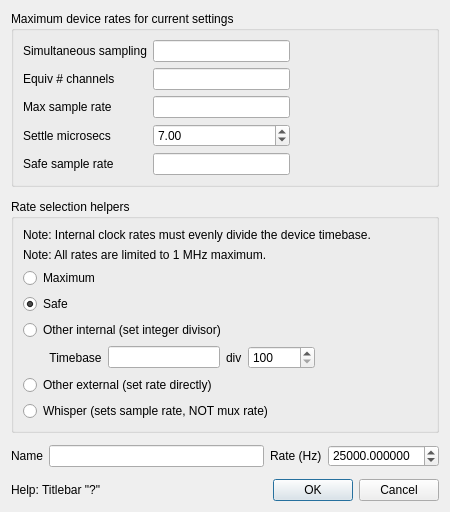
This is Forms/NISourceDlg.ui in billkarsh/SpikeGLX as Qt 5 draws it before an edit. The edited form follows.
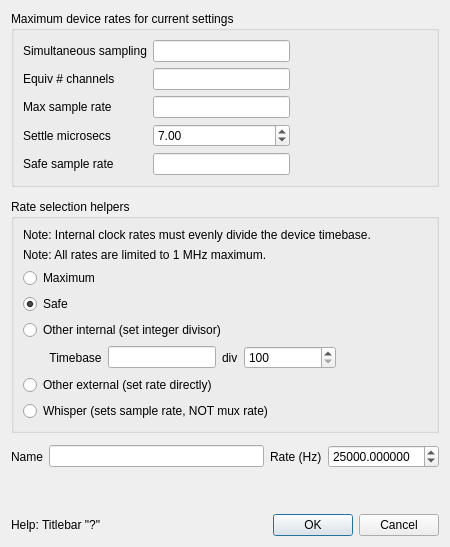
This is the edited form.

Patch:
```diff
--- a/Forms/NISourceDlg.ui
+++ b/Forms/NISourceDlg.ui
@@ -7,7 +7,7 @@
     <x>0</x>
     <y>0</y>
     <width>450</width>
-    <height>491</height>
+    <height>547</height>
    </rect>
   </property>
   <property name="windowTitle">
@@ -212,7 +212,7 @@
         <item>
          <widget class="QSpinBox" name="divSB">
           <property name="sizePolicy">
-           <sizepolicy hsizetype="Minimum" vsizetype="Fixed">
+           <sizepolicy hsizetype="MinimumExpanding" vsizetype="Fixed">
             <horstretch>0</horstretch>
             <verstretch>0</verstretch>
            </sizepolicy>
```
